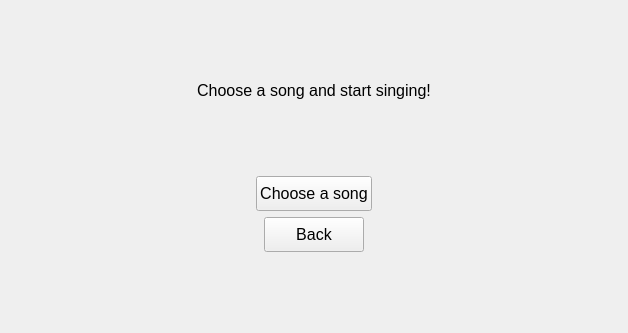
This is src/startsingingview.ui in Vorxil/MagnifiSing as Qt 5 draws it before an edit. The edited form follows.
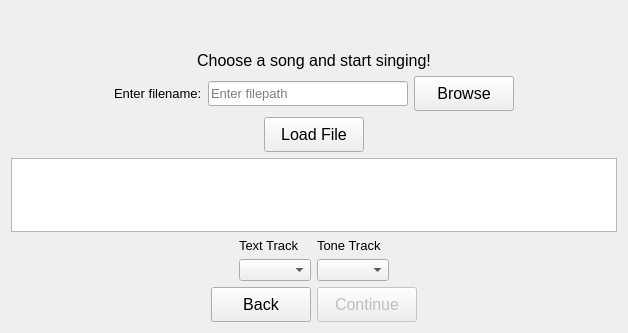
This is the edited form.

Commit message: Midifile and track numbers are no longer hardcoded and can now be changed using the file selector

```diff
--- a/src/startsingingview.ui
+++ b/src/startsingingview.ui
@@ -48,12 +48,117 @@
       </widget>
      </item>
      <item>
-      <spacer name="verticalSpacer">
+      <layout class="QHBoxLayout" name="horizontalLayout">
+       <item>
+        <spacer name="horizontalSpacer">
+         <property name="orientation">
+          <enum>Qt::Horizontal</enum>
+         </property>
+         <property name="sizeHint" stdset="0">
+          <size>
+           <width>40</width>
+           <height>20</height>
+          </size>
+         </property>
+        </spacer>
+       </item>
+       <item>
+        <widget class="QLabel" name="label_2">
+         <property name="font">
+          <font>
+           <pointsize>10</pointsize>
+          </font>
+         </property>
+         <property name="text">
+          <string>Enter filename:</string>
+         </property>
+        </widget>
+       </item>
+       <item>
+        <widget class="QLineEdit" name="filePathField">
+         <property name="minimumSize">
+          <size>
+           <width>200</width>
+           <height>25</height>
+          </size>
+         </property>
+         <property name="font">
+          <font>
+           <pointsize>10</pointsize>
+          </font>
+         </property>
+         <property name="text">
+          <string/>
+         </property>
+         <property name="placeholderText">
+          <string>Enter filepath</string>
+         </property>
+        </widget>
+       </item>
+       <item>
+        <widget class="QPushButton" name="browseButton">
+         <property name="minimumSize">
+          <size>
+           <width>100</width>
+           <height>35</height>
+          </size>
+         </property>
+         <property name="maximumSize">
+          <size>
+           <width>16777215</width>
+           <height>16777215</height>
+          </size>
+         </property>
+         <property name="font">
+          <font>
+           <pointsize>12</pointsize>
+          </font>
+         </property>
+         <property name="text">
+          <string>Browse</string>
+         </property>
+        </widget>
+       </item>
+       <item>
+        <spacer name="horizontalSpacer_2">
+         <property name="orientation">
+          <enum>Qt::Horizontal</enum>
+         </property>
+         <property name="sizeHint" stdset="0">
+          <size>
+           <width>40</width>
+           <height>20</height>
+          </size>
+         </property>
+        </spacer>
+       </item>
+      </layout>
+     </item>
+     <item alignment="Qt::AlignHCenter">
+      <widget class="QPushButton" name="loadFileButton">
+       <property name="minimumSize">
+        <size>
+         <width>100</width>
+         <height>35</height>
+        </size>
+       </property>
+       <property name="font">
+        <font>
+         <pointsize>12</pointsize>
+        </font>
+       </property>
+       <property name="text">
+        <string>Load File</string>
+       </property>
+      </widget>
+     </item>
+     <item>
+      <spacer name="verticalSpacer_4">
        <property name="orientation">
         <enum>Qt::Vertical</enum>
        </property>
        <property name="sizeType">
-        <enum>QSizePolicy::MinimumExpanding</enum>
+        <enum>QSizePolicy::Preferred</enum>
        </property>
        <property name="sizeHint" stdset="0">
         <size>
@@ -63,59 +168,163 @@
        </property>
       </spacer>
      </item>
-     <item alignment="Qt::AlignHCenter">
-      <widget class="QPushButton" name="chooseSongButton">
-       <property name="sizePolicy">
-        <sizepolicy hsizetype="MinimumExpanding" vsizetype="Fixed">
-         <horstretch>0</horstretch>
-         <verstretch>0</verstretch>
-        </sizepolicy>
-       </property>
-       <property name="minimumSize">
-        <size>
-         <width>100</width>
-         <height>35</height>
-        </size>
-       </property>
+     <item alignment="Qt::AlignVCenter">
+      <widget class="QTextEdit" name="displayMidiTextArea">
        <property name="maximumSize">
         <size>
          <width>16777215</width>
          <height>16777215</height>
         </size>
        </property>
-       <property name="font">
-        <font>
-         <pointsize>12</pointsize>
-        </font>
+       <property name="readOnly">
+        <bool>true</bool>
        </property>
-       <property name="text">
-        <string>Choose a song</string>
-       </property>
       </widget>
      </item>
-     <item alignment="Qt::AlignHCenter">
-      <widget class="QPushButton" name="backButton">
-       <property name="sizePolicy">
-        <sizepolicy hsizetype="MinimumExpanding" vsizetype="Fixed">
-         <horstretch>0</horstretch>
-         <verstretch>0</verstretch>
-        </sizepolicy>
-       </property>
-       <property name="minimumSize">
-        <size>
-         <width>100</width>
-         <height>35</height>
-        </size>
-       </property>
-       <property name="font">
-        <font>
-         <pointsize>12</pointsize>
-        </font>
-       </property>
-       <property name="text">
-        <string>Back</string>
-       </property>
-      </widget>
+     <item>
+      <layout class="QHBoxLayout" name="horizontalLayout_2">
+       <item>
+        <spacer name="horizontalSpacer_3">
+         <property name="orientation">
+          <enum>Qt::Horizontal</enum>
+         </property>
+         <property name="sizeHint" stdset="0">
+          <size>
+           <width>40</width>
+           <height>20</height>
+          </size>
+         </property>
+        </spacer>
+       </item>
+       <item>
+        <layout class="QVBoxLayout" name="verticalLayout_2">
+         <item>
+          <layout class="QHBoxLayout" name="horizontalLayout_3">
+           <item>
+            <widget class="QLabel" name="textTrackLabel">
+             <property name="font">
+              <font>
+               <pointsize>10</pointsize>
+              </font>
+             </property>
+             <property name="text">
+              <string>Text Track</string>
+             </property>
+            </widget>
+           </item>
+           <item>
+            <widget class="QLabel" name="toneTrackLabel">
+             <property name="font">
+              <font>
+               <pointsize>10</pointsize>
+              </font>
+             </property>
+             <property name="text">
+              <string>Tone Track</string>
+             </property>
+            </widget>
+           </item>
+          </layout>
+         </item>
+         <item>
+          <layout class="QHBoxLayout" name="horizontalLayout_4">
+           <item>
+            <widget class="QComboBox" name="textTrackComboBox">
+             <property name="duplicatesEnabled">
+              <bool>false</bool>
+             </property>
+            </widget>
+           </item>
+           <item>
+            <widget class="QComboBox" name="toneTrackComboBox"/>
+           </item>
+          </layout>
+         </item>
+        </layout>
+       </item>
+       <item>
+        <spacer name="horizontalSpacer_4">
+         <property name="orientation">
+          <enum>Qt::Horizontal</enum>
+         </property>
+         <property name="sizeHint" stdset="0">
+          <size>
+           <width>40</width>
+           <height>20</height>
+          </size>
+         </property>
+        </spacer>
+       </item>
+      </layout>
+     </item>
+     <item>
+      <layout class="QHBoxLayout" name="horizontalLayout_5">
+       <item>
+        <spacer name="horizontalSpacer_5">
+         <property name="orientation">
+          <enum>Qt::Horizontal</enum>
+         </property>
+         <property name="sizeHint" stdset="0">
+          <size>
+           <width>40</width>
+           <height>20</height>
+          </size>
+         </property>
+        </spacer>
+       </item>
+       <item>
+        <widget class="QPushButton" name="backButton">
+         <property name="minimumSize">
+          <size>
+           <width>100</width>
+           <height>35</height>
+          </size>
+         </property>
+         <property name="font">
+          <font>
+           <pointsize>12</pointsize>
+          </font>
+         </property>
+         <property name="text">
+          <string>Back</string>
+         </property>
+        </widget>
+       </item>
+       <item alignment="Qt::AlignHCenter|Qt::AlignVCenter">
+        <widget class="QPushButton" name="continueButton">
+         <property name="enabled">
+          <bool>false</bool>
+         </property>
+         <property name="minimumSize">
+          <size>
+           <width>100</width>
+           <height>35</height>
+          </size>
+         </property>
+         <property name="font">
+          <font>
+           <pointsize>12</pointsize>
+          </font>
+         </property>
+         <property name="text">
+          <string>Continue</string>
+         </property>
+        </widget>
+       </item>
+       <item>
+        <spacer name="horizontalSpacer_6">
+         <property name="orientation">
+          <enum>Qt::Horizontal</enum>
+         </property>
+         <property name="sizeHint" stdset="0">
+          <size>
+           <width>40</width>
+           <height>20</height>
+          </size>
+         </property>
+        </spacer>
+       </item>
+      </layout>
      </item>
      <item>
       <spacer name="verticalSpacer_3">
```
The commit also changes 10 other files.
